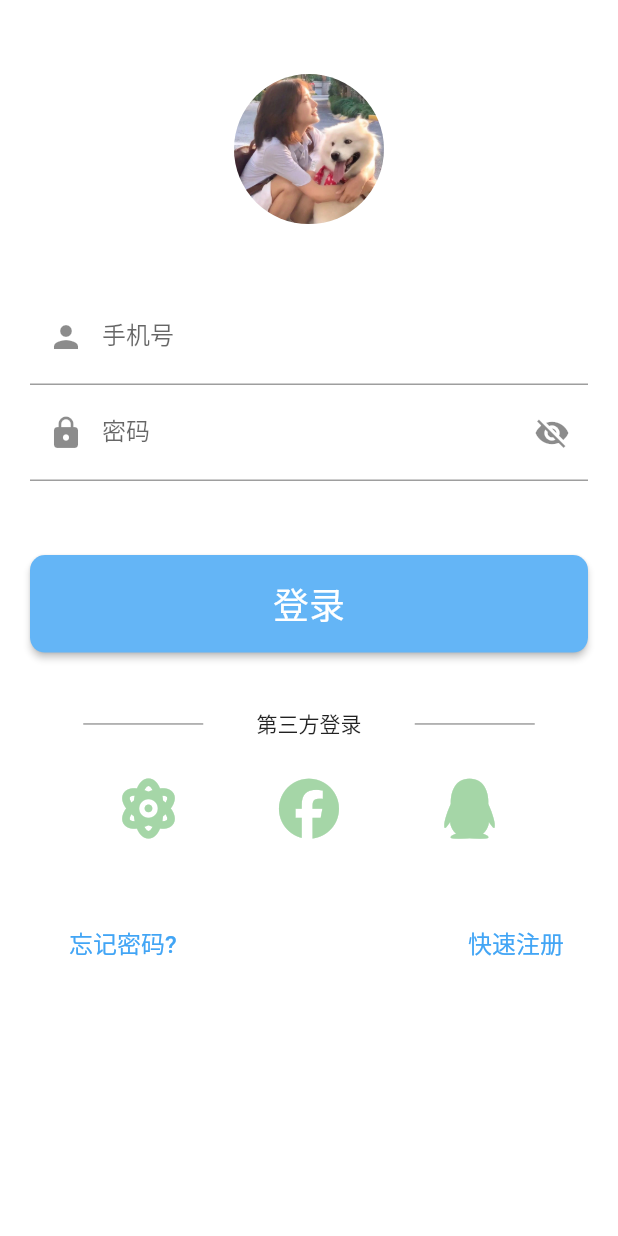
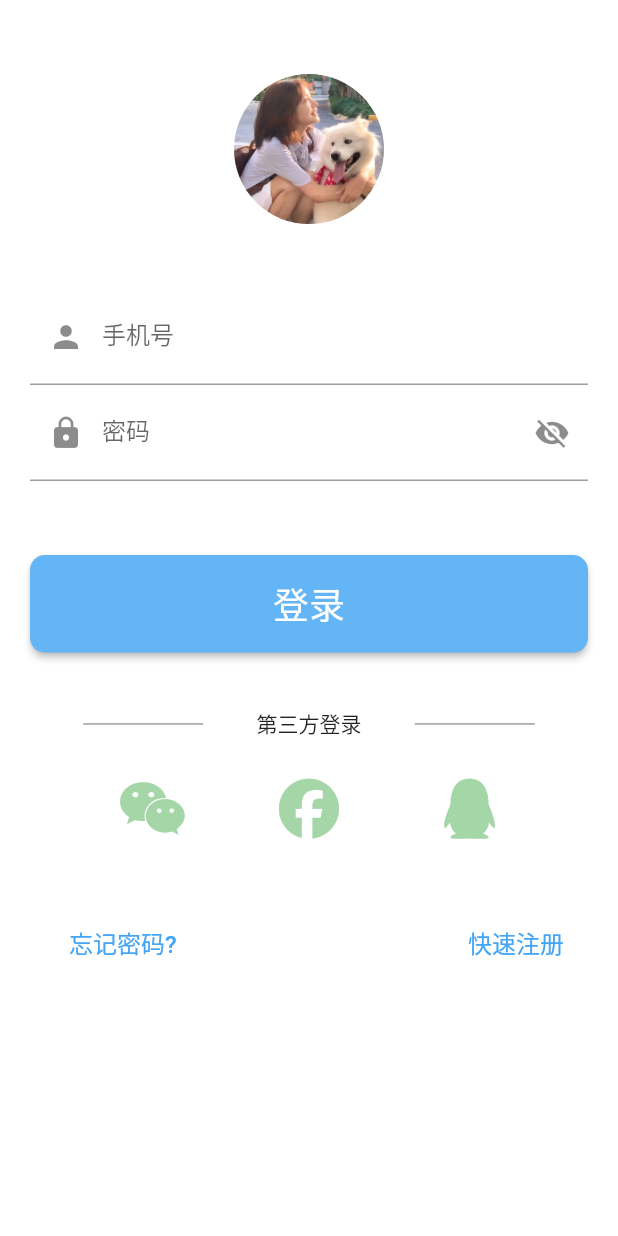
Before and after one commit to vaca22/login_flutter, a Flutter app: the screen it shows after launch, on a phone screen of 412 x 824 dp. Run offline on Flutter 3.47's test engine with Material 2 defaults, Android fonts, the phone set to English and light mode, and no system bars; our stand-ins replace flutter_screenutil, font_awesome_flutter.

Commit message:
sdfgcfgccxfbsdf34

```diff
--- a/lib/LoginPage.dart
+++ b/lib/LoginPage.dart
@@ -251,7 +251,7 @@ class _LoginPageState extends State<LoginPage> {
               IconButton(
                 color: Colors.green[200],
                 // 第三方库icon图标
-                icon: const Icon(IconDataSolid(0xf5d2)),
+                icon: const Icon(FontAwesomeIcons.weixin),//const Icon(IconDataSolid(0xf5d2)),
                 iconSize: 40.0,
                 onPressed: (){
 
```
Also changed, not shown: 1 other file.
